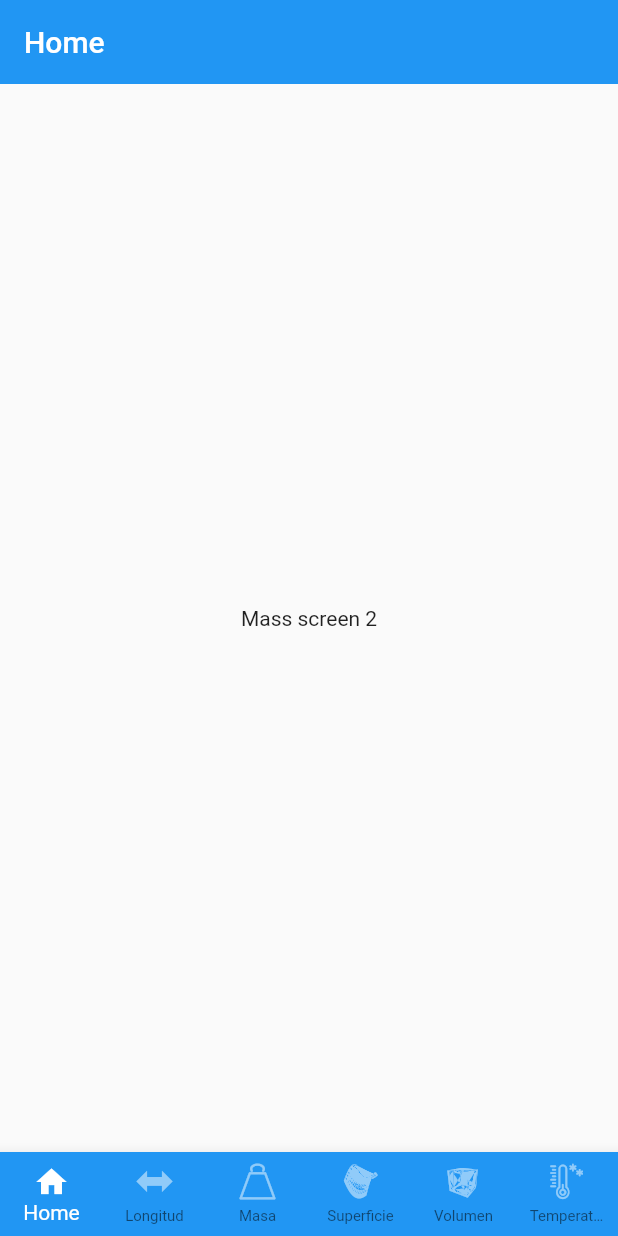
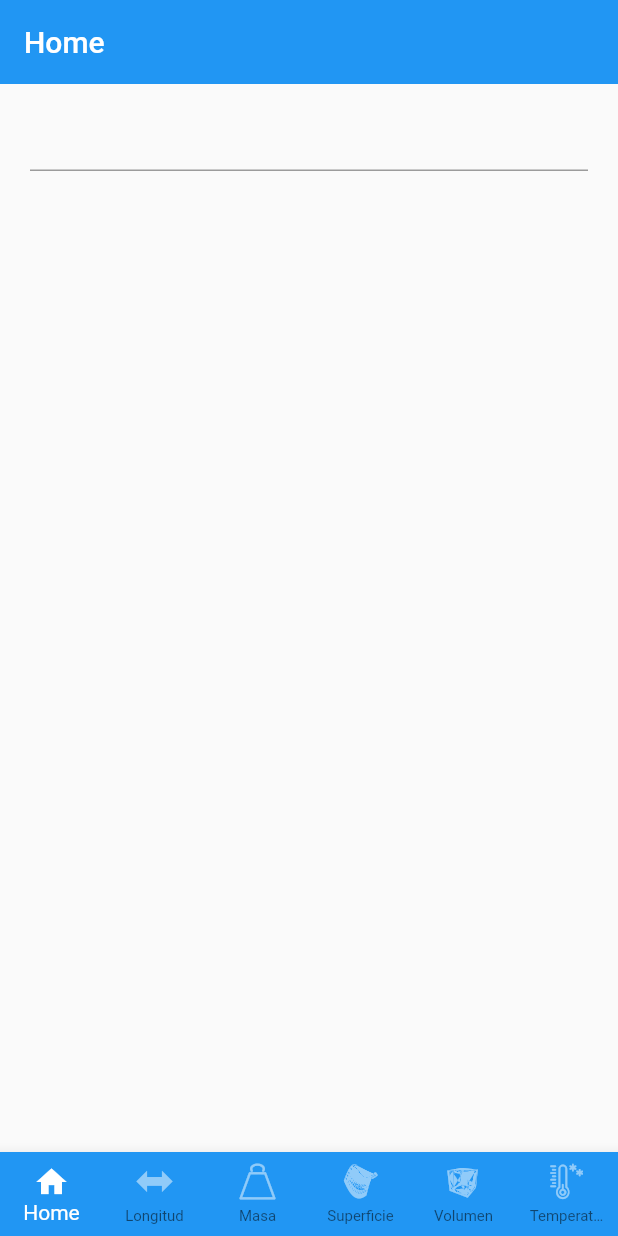
Before and after one commit to Chris-AM/imperial_to_metric_flutter, a Flutter app: the screen it shows after launch, swiped to page 3, on a phone screen of 412 x 824 dp. Run offline on Flutter 3.47's test engine with Material 2 defaults, Android fonts, the light colour scheme and no system bars; drawn by our look-alikes of keyboard_actions.

Commit message:
declaring mass screen

```diff
--- a/lib/screens/custom_scaffold.dart
+++ b/lib/screens/custom_scaffold.dart
@@ -4,7 +4,7 @@ import 'package:imperial_to_metric_flutter/custom_icons_icons.dart';
 
 import 'package:imperial_to_metric_flutter/screens/home_screen.dart';
 import 'package:imperial_to_metric_flutter/screens/length_screen/lenght_index.dart';
-import 'package:imperial_to_metric_flutter/screens/mass.screen/mass.dart';
+import 'package:imperial_to_metric_flutter/screens/mass_screen/mass_screen.dart';
 import 'package:imperial_to_metric_flutter/screens/surface.screen/surface.dart';
 import 'package:imperial_to_metric_flutter/screens/temperature.screen/temperature.dart';
 import 'package:imperial_to_metric_flutter/screens/volume.screen/volume.dart';
--- a/lib/screens/mass.screen/mass.dart
+++ /dev/null
@@ -1,14 +0,0 @@
-
-import 'package:flutter/material.dart';
-
-class MassScreen extends StatelessWidget {
-
-  @override
-  Widget build(BuildContext context) {
-    return  Container(
-      child: const Center(
-        child: Text('Mass screen 2'),
-      ),
-    );
-  }
-}
--- /dev/null
+++ b/lib/screens/mass_screen/mass_screen.dart
@@ -0,0 +1,53 @@
+import 'package:flutter/material.dart';
+import 'package:keyboard_actions/keyboard_actions.dart';
+
+class MassScreen extends StatefulWidget {
+  const MassScreen({Key? key}) : super(key: key);
+  @override
+  State<MassScreen> createState() => _MassScreenState();
+}
+
+class _MassScreenState extends State<MassScreen> {
+  String _currentOption = 'Elige una opción';
+  String _inputValue = '';
+  final FocusNode _focusInput = FocusNode();
+  @override
+  Widget build(BuildContext context) {
+    return KeyboardActions(
+      tapOutsideBehavior: TapOutsideBehavior.opaqueDismiss,
+      config: KeyboardActionsConfig(
+        keyboardActionsPlatform: KeyboardActionsPlatform.IOS,
+        nextFocus: false,
+        actions: [
+          KeyboardActionsItem(focusNode: _focusInput),
+        ],
+      ),
+      child: Column(
+        children: <Widget>[
+          SingleChildScrollView(
+            child: Padding(
+              padding: const EdgeInsets.symmetric(
+                horizontal: 20,
+                vertical: 10,
+              ),
+              child: Column(
+                children: [
+                  TextFormField(
+                    focusNode: _focusInput,
+                    keyboardType:
+                        const TextInputType.numberWithOptions(decimal: true),
+                    onChanged: (inputValue) {
+                      setState(() {
+                        _inputValue = (inputValue).replaceAll(',', '.');
+                      });
+                    },
+                  )
+                ],
+              ),
+            ),
+          )
+        ],
+      ),
+    );
+  }
+}
```
